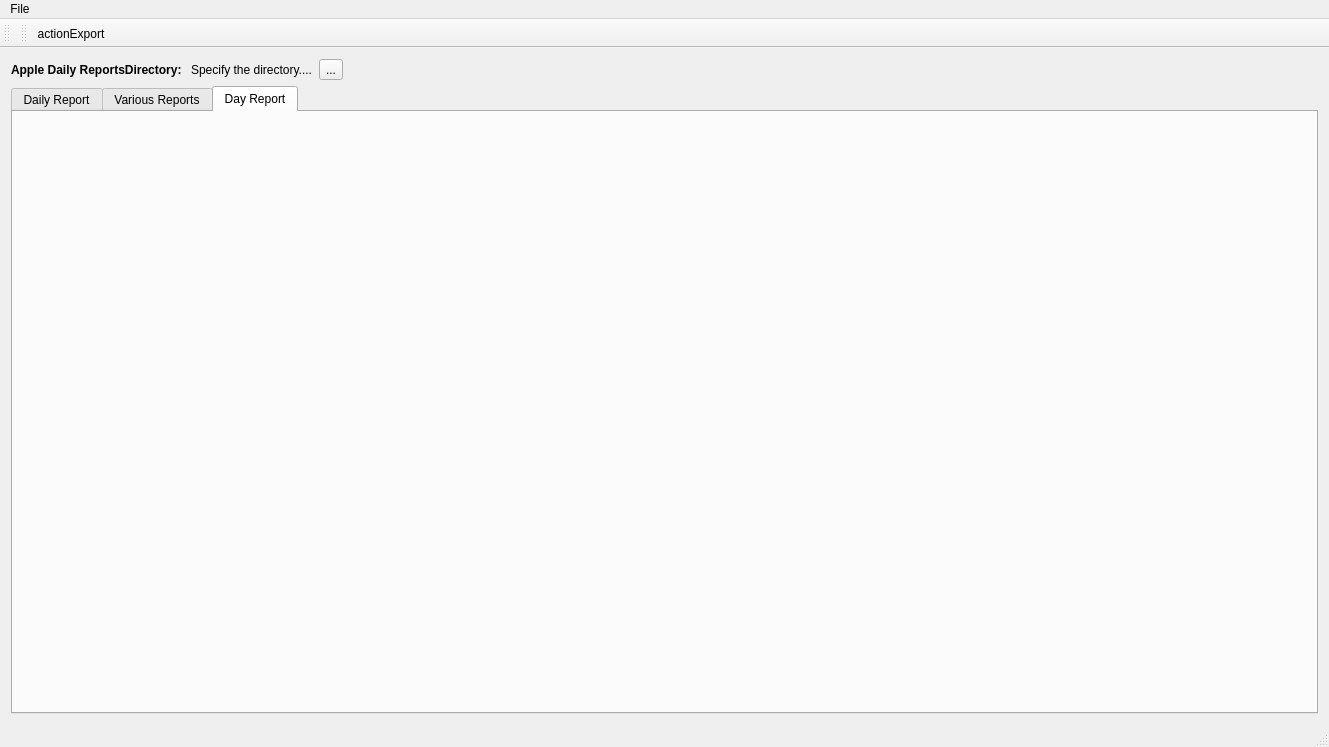
First picture: the form in mainwindow.ui, repository michalis-git/SalesReportManager, before the edit.
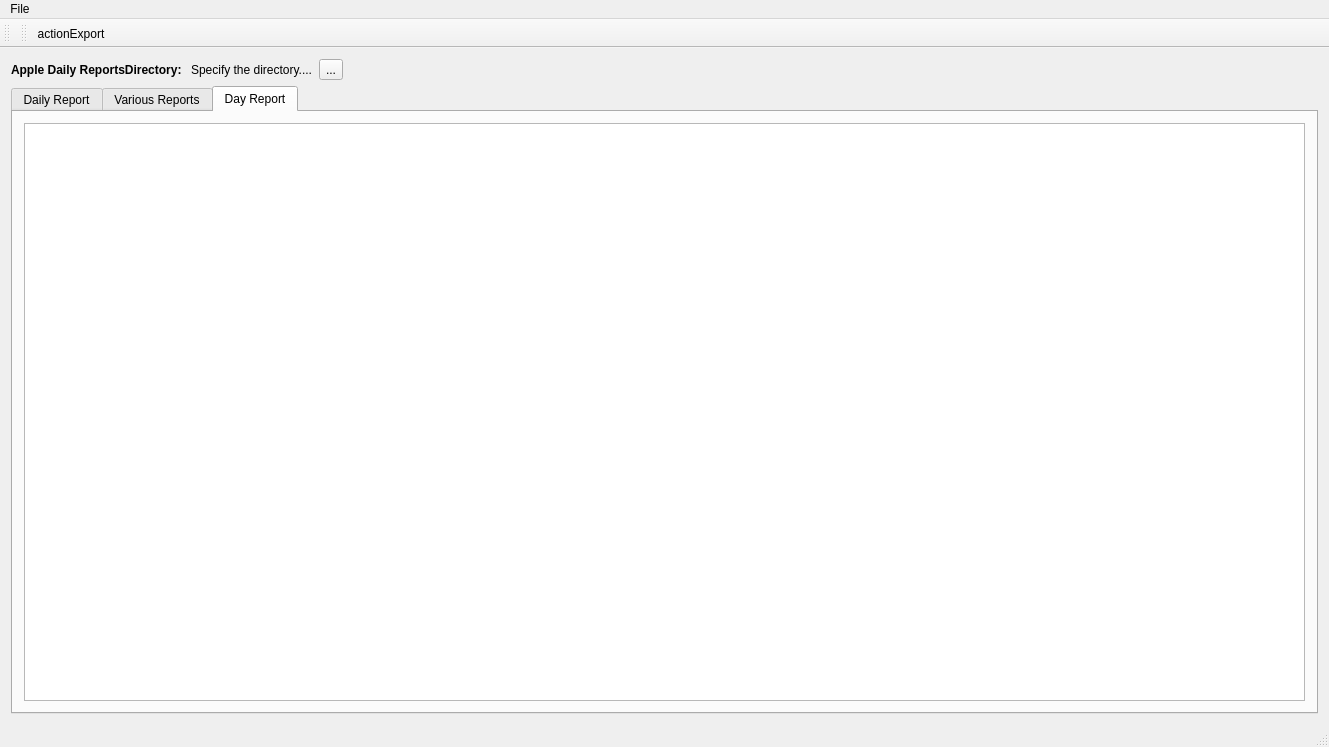
Second picture: the form after the edit. Icons and pictures are not drawn.

The edit to the form file:
```diff
--- a/mainwindow.ui
+++ b/mainwindow.ui
@@ -352,6 +352,11 @@
        <attribute name="title">
         <string>Day Report</string>
        </attribute>
+       <layout class="QHBoxLayout" name="horizontalLayout_3">
+        <item>
+         <widget class="QTableView" name="dayTableView"/>
+        </item>
+       </layout>
       </widget>
      </widget>
     </item>
```
Left out of the diff: 2 changed lines with no effect on the pictures.
